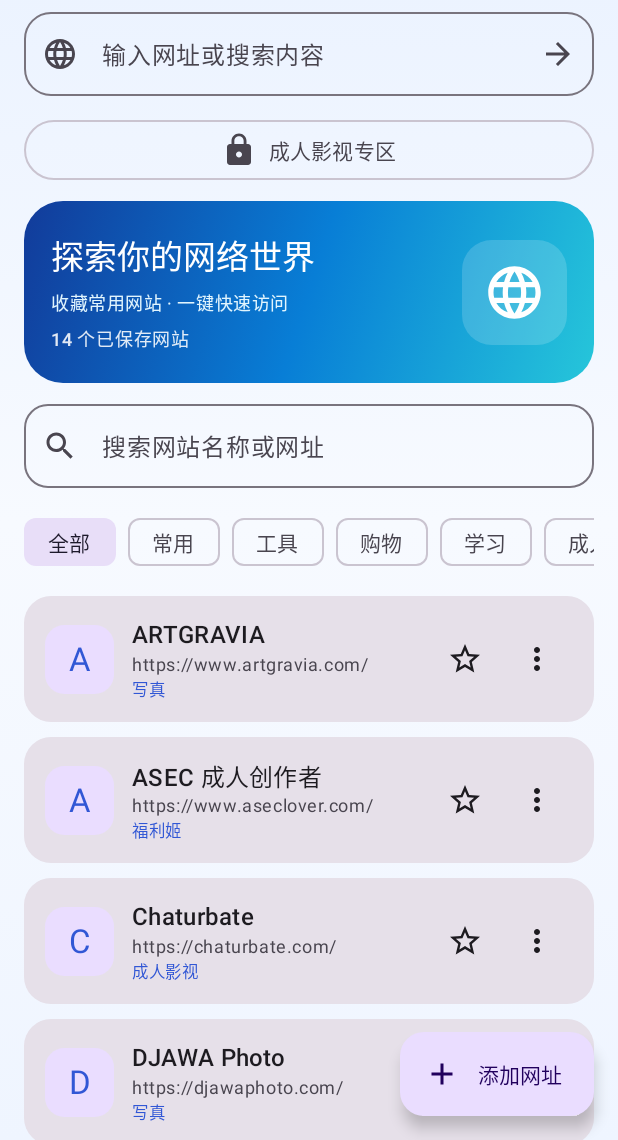
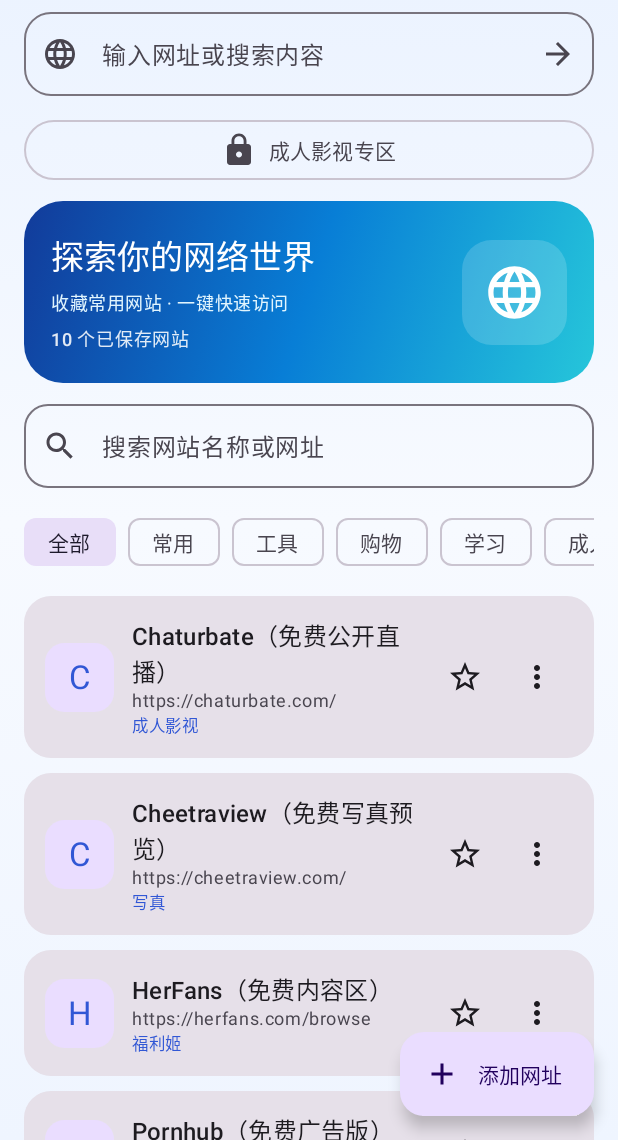
Before and after one commit to avm089/ThreePlatformCheckin, an Android app built with Jetpack Compose: the screen it shows after launch (MainActivity), on a phone screen of 412 x 824 dp, the part 96-1236 px from its top. Run offline under Robolectric (Android 15) with nearby library versions, the phone set to English and light mode, and no system bars; pictures from the network do not load.

Commit message:
Replace paid creator links with free-to-view adult and photo sources

```diff
--- a/app/src/main/java/com/webbox/app/MainActivity.kt
+++ b/app/src/main/java/com/webbox/app/MainActivity.kt
@@ -89,20 +89,16 @@ private val categories = listOf("全部", "常用", "工具", "购物", "学习"
 private val themeColors = listOf(Color(0xFF3157D5), Color(0xFF16856B), Color(0xFF8B50B5), Color(0xFFE07835))
 
 private val homepageAdultShortcuts = listOf(
-    Site(name = "Pornhub", url = "https://www.pornhub.com/", category = "成人影视"),
-    Site(name = "XVideos", url = "https://www.xvideos.com/", category = "成人影视"),
-    Site(name = "XNXX", url = "https://www.xnxx.com/", category = "成人影视"),
-    Site(name = "xHamster", url = "https://xhamster.com/", category = "成人影视"),
-    Site(name = "YouPorn", url = "https://www.youporn.com/", category = "成人影视"),
-    Site(name = "RedTube", url = "https://www.redtube.com/", category = "成人影视"),
-    Site(name = "Chaturbate", url = "https://chaturbate.com/", category = "成人影视"),
-    Site(name = "Stripchat", url = "https://stripchat.com/", category = "成人影视"),
-    Site(name = "OnlyFans", url = "https://onlyfans.com/", category = "福利姬"),
-    Site(name = "Fansly", url = "https://fansly.com/", category = "福利姬"),
-    Site(name = "Patreon 18+", url = "https://www.patreon.com/", category = "福利姬"),
-    Site(name = "ASEC 成人创作者", url = "https://www.aseclover.com/", category = "福利姬"),
-    Site(name = "ARTGRAVIA", url = "https://www.artgravia.com/", category = "写真"),
-    Site(name = "DJAWA Photo", url = "https://djawaphoto.com/", category = "写真")
+    Site(name = "Pornhub（免费广告版）", url = "https://www.pornhub.com/", category = "成人影视"),
+    Site(name = "XVideos（免费浏览）", url = "https://www.xvideos.com/", category = "成人影视"),
+    Site(name = "XNXX（免费浏览）", url = "https://www.xnxx.com/", category = "成人影视"),
+    Site(name = "xHamster（免费浏览）", url = "https://xhamster.com/", category = "成人影视"),
+    Site(name = "YouPorn（免费浏览）", url = "https://www.youporn.com/", category = "成人影视"),
+    Site(name = "RedTube（免费浏览）", url = "https://www.redtube.com/", category = "成人影视"),
+    Site(name = "Chaturbate（免费公开直播）", url = "https://chaturbate.com/", category = "成人影视"),
+    Site(name = "Stripchat（免费公开直播）", url = "https://stripchat.com/", category = "成人影视"),
+    Site(name = "HerFans（免费内容区）", url = "https://herfans.com/browse", category = "福利姬"),
+    Site(name = "Cheetraview（免费写真预览）", url = "https://cheetraview.com/", category = "写真")
 )
 
 private fun loadCustomAdDomains(context: Context): List<String> {
```
